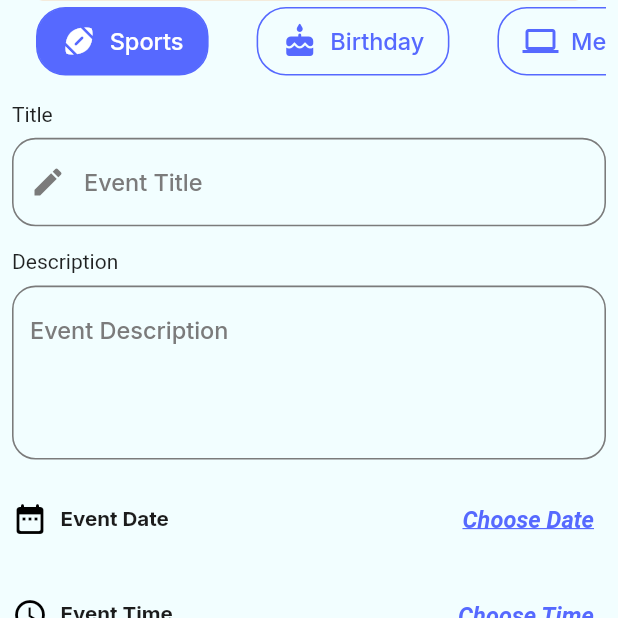
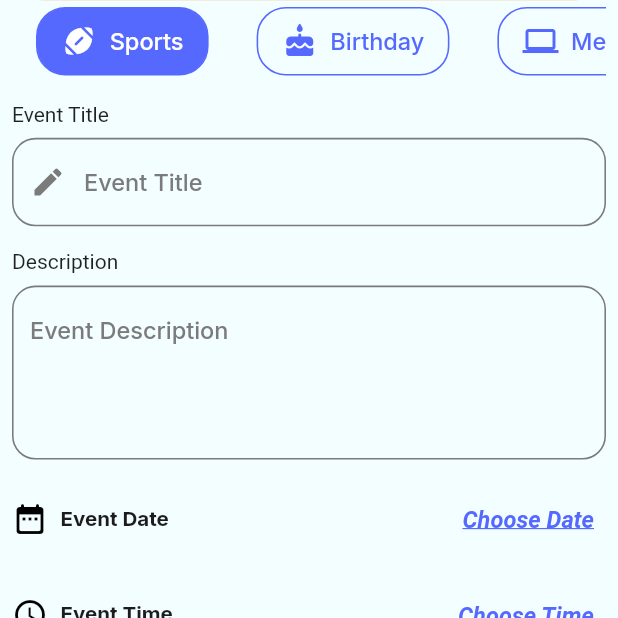
Before and after one commit to muhammedSaadX1/Evently-C15-Mon, a Flutter app: the CreateEvent screen opened by its route, on a phone screen of 412 x 824 dp, the part 429-1047 px from its top. Run offline on Flutter 3.47's test engine with Material 3 defaults, Android fonts, the phone set to English and light mode, and no system bars; our stand-ins replace flutter_screenutil, google_fonts; generated files the repository leaves out were written again.

Commit message:
switch theme dark - Light switch lang ar - en

```diff
--- a/lib/features/create_event/create_event.dart
+++ b/lib/features/create_event/create_event.dart
@@ -7,14 +7,16 @@ import 'package:evently_c15_mon/core/widgets/custom_text_form_field.dart';
 import 'package:evently_c15_mon/models/category_model.dart';
 import 'package:flutter/material.dart';
 import 'package:flutter_screenutil/flutter_screenutil.dart';
+import 'package:flutter_gen/gen_l10n/app_localizations.dart';
 
 class CreateEvent extends StatelessWidget {
   const CreateEvent({super.key});
 
   @override
   Widget build(BuildContext context) {
+    AppLocalizations appLocalizations = AppLocalizations.of(context)!;
     return Scaffold(
-      appBar: AppBar(title: Text("Create Event")),
+      appBar: AppBar(title: Text(appLocalizations.create_event)),
       body: Padding(
         padding: const EdgeInsets.all(8.0),
         child: SingleChildScrollView(
@@ -27,29 +29,29 @@ class CreateEvent extends StatelessWidget {
               ),
               SizedBox(height: 4.h),
               CustomTabBar(
-                categories: CategoryModel.categories,
+                categories: CategoryModel.getCategories(context),
                 selectedBackgroundColor: ColorsManager.blue,
                 unSelectedBackgroundColor: Colors.transparent,
                 selectedForegroundColor: ColorsManager.white,
                 unSelectedForegroundColor: ColorsManager.blue,
               ),
               SizedBox(height: 16.h,),
-              Text("Title"),
+              Text(appLocalizations.event_title),
               SizedBox(height: 8.h,),
-              CustomTextFormField(prefixIcon: Icons.edit, hint: "Event Title",),
+              CustomTextFormField(prefixIcon: Icons.edit, hint: appLocalizations.event_title,),
               SizedBox(height: 16.h,),
-              Text("Description"),
+              Text(appLocalizations.description),
               SizedBox(height: 8.h,),
-              CustomTextFormField( hint: "Event Description",maxLines: 4,),
+              CustomTextFormField( hint: appLocalizations.event_description,maxLines: 4,),
               SizedBox(height: 16.h,),
               Row(
                 children: [
                   Icon(Icons.date_range_rounded),
                   SizedBox(width: 8.w,),
-                  Text("Event Date", style: Theme.of(context).textTheme
+                  Text(appLocalizations.event_date, style: Theme.of(context).textTheme
                     .bodySmall,),
                   Spacer(),
-                  CustomTextButton(title: "Choose Date", onPressed: (){
+                  CustomTextButton(title:appLocalizations.choose_date, onPressed: (){
                     showDatePicker(context: context, firstDate: DateTime.now(), lastDate: DateTime.now().add(Duration(days: 356)));
                   }
                   )
@@ -60,9 +62,9 @@ class CreateEvent extends StatelessWidget {
                 children: [
                   Icon(Icons.access_time_outlined),
                   SizedBox(width: 8.w,),
-                  Text("Event Time", style: Theme.of(context).textTheme.bodySmall,),
+                  Text(appLocalizations.event_time, style: Theme.of(context).textTheme.bodySmall,),
                   Spacer(),
-                  CustomTextButton(title: "Choose Time", onPressed: (){
+                  CustomTextButton(title: appLocalizations.choose_time, onPressed: (){
                     showTimePicker(context: context, initialTime: TimeOfDay.now());
                   }
                   ),
@@ -70,7 +72,7 @@ class CreateEvent extends StatelessWidget {
                 ],
               ),
               SizedBox(height: 18,),
-              CustomElevatedButton(title: "Add Event")
+              CustomElevatedButton(title: appLocalizations.add_event)
             ],
           ),
         ),
--- a/lib/features/main_layout/fav/fav.dart
+++ b/lib/features/main_layout/fav/fav.dart
@@ -2,18 +2,20 @@ import 'package:evently_c15_mon/core/colors_manager.dart';
 import 'package:evently_c15_mon/core/widgets/custom_text_form_field.dart';
 import 'package:evently_c15_mon/features/main_layout/home/event_item.dart';
 import 'package:flutter/material.dart';
+import 'package:flutter_gen/gen_l10n/app_localizations.dart';
 
 class Favourite extends StatelessWidget {
   const Favourite({super.key});
 
   @override
   Widget build(BuildContext context) {
+    AppLocalizations appLocalizations = AppLocalizations.of(context)!;
     return SafeArea(
       child: Padding(
         padding: const EdgeInsets.all(8.0),
         child: Column(
           children: [
-            CustomTextFormField(hint: "Search for Event",
+            CustomTextFormField(hint: appLocalizations.search,
             prefixIcon: Icons.search, prefixIconColor: ColorsManager.blue,
             ),
             Expanded(child: ListView.builder(itemBuilder: (context, index) => EventItem(),itemCount: 10,))
--- a/lib/models/category_model.dart
+++ b/lib/models/category_model.dart
@@ -1,5 +1,6 @@
-import 'package:flutter/cupertino.dart';
+
 import 'package:flutter/material.dart';
+import 'package:flutter_gen/gen_l10n/app_localizations.dart';
 
 class CategoryModel {
   final String name;
@@ -30,4 +31,35 @@ class CategoryModel {
     CategoryModel(name: "WorkShop", icon: Icons.workspaces_rounded),
     CategoryModel(name: "BookClub", icon: Icons.book_online),
   ];
+
+
+  static List<CategoryModel>getCategoriesWithAll(BuildContext context){
+    AppLocalizations appLocalizations = AppLocalizations.of(context)!;
+    return  [
+      CategoryModel(name: appLocalizations.all, icon: Icons.all_inclusive),
+      CategoryModel(name: appLocalizations.sports, icon: Icons.sports_football_rounded),
+      CategoryModel(name: appLocalizations.birthday, icon: Icons.cake_rounded),
+      CategoryModel(name: appLocalizations.meeting, icon: Icons.laptop),
+      CategoryModel(name: appLocalizations.gaming, icon: Icons.gamepad_rounded),
+      CategoryModel(name: appLocalizations.eating, icon: Icons.local_pizza_rounded),
+      CategoryModel(name: appLocalizations.holiday, icon: Icons.holiday_village_rounded),
+      CategoryModel(name: appLocalizations.exhibition, icon: Icons.water_drop_outlined),
+      CategoryModel(name: appLocalizations.workshop, icon: Icons.workspaces_rounded),
+      CategoryModel(name: appLocalizations.book_club, icon: Icons.book_online),
+    ];
+  }
+  static List<CategoryModel>getCategories(BuildContext context){
+    AppLocalizations appLocalizations = AppLocalizations.of(context)!;
+    return  [
+      CategoryModel(name: appLocalizations.sports, icon: Icons.sports_football_rounded),
+      CategoryModel(name: appLocalizations.birthday, icon: Icons.cake_rounded),
+      CategoryModel(name: appLocalizations.meeting, icon: Icons.laptop),
+      CategoryModel(name: appLocalizations.gaming, icon: Icons.gamepad_rounded),
+      CategoryModel(name: appLocalizations.eating, icon: Icons.local_pizza_rounded),
+      CategoryModel(name: appLocalizations.holiday, icon: Icons.holiday_village_rounded),
+      CategoryModel(name: appLocalizations.exhibition, icon: Icons.water_drop_outlined),
+      CategoryModel(name: appLocalizations.workshop, icon: Icons.workspaces_rounded),
+      CategoryModel(name: appLocalizations.book_club, icon: Icons.book_online),
+    ];
+  }
 }
--- /dev/null
+++ b/lib/providers/config_provider.dart
@@ -0,0 +1,19 @@
+import 'package:flutter/material.dart';
+
+class ThemeProvider extends ChangeNotifier{
+  ThemeMode currentTheme = ThemeMode.light;
+
+  void changeAppTheme(ThemeMode newTheme){
+    if(currentTheme == newTheme) return;
+    currentTheme = newTheme;
+    notifyListeners();
+  }
+
+
+  bool get isDark => currentTheme == ThemeMode.dark;
+
+
+
+
+
+}
--- /dev/null
+++ b/lib/providers/language_provider.dart
@@ -0,0 +1,12 @@
+import 'package:flutter/material.dart';
+
+class LanguageProvider extends ChangeNotifier{
+  String currentLang = "en";
+
+  bool get isEnglish => currentLang == "en";
+  void changeCurrentLang(String newLang){
+    if(currentLang == newLang) return;
+    currentLang = newLang;
+    notifyListeners();
+  }
+}
--- a/pubspec.yaml
+++ b/pubspec.yaml
@@ -39,6 +39,7 @@ dependencies:
   flutter_localizations:
     sdk: flutter
   intl: any
+  provider: ^6.1.5
 
 dev_dependencies:
   flutter_test:
```
Also changed, not shown: lib/features/authentication/login/login_screen.dart (+9 -6 lines), lib/features/authentication/register/register_screen.dart (+10 -9 lines), lib/features/main_layout/home/home.dart (+26 -10 lines), lib/features/main_layout/layout.dart (+7 -4 lines), lib/features/main_layout/profile/profile.dart (+32 -14 lines), lib/main.dart (+25 -9 lines), pubspec.lock.
